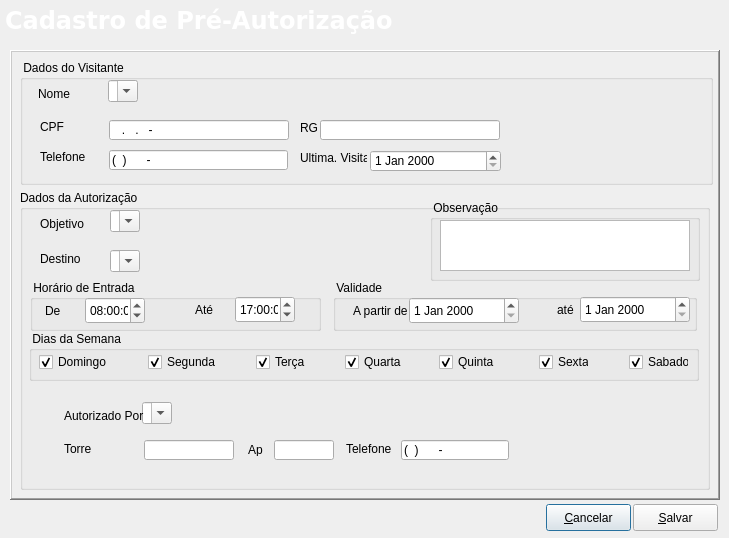
Before: the Qt Designer form Projects/Blink/Plugins/visit/editpreaut.ui in MarcoBueno1/qrad, drawn with Qt 5.
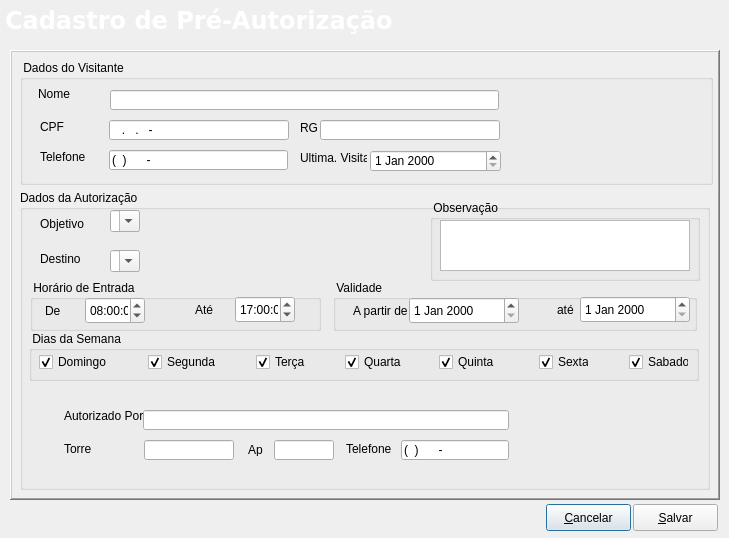
After: the same form once the commit is applied. Icons and pictures are not drawn. Custom widgets are drawn as their Qt base class.

```diff
--- a/Projects/Blink/Plugins/visit/editpreaut.ui
+++ b/Projects/Blink/Plugins/visit/editpreaut.ui
@@ -44,27 +44,6 @@
     <property name="title">
      <string> Dados do Visitante </string>
     </property>
-    <widget class="SComboBox" name="CmbBxvisit">
-     <property name="geometry">
-      <rect>
-       <x>88</x>
-       <y>20</y>
-       <width>27</width>
-       <height>20</height>
-      </rect>
-     </property>
-     <property name="editable">
-      <bool>true</bool>
-     </property>
-     <property name="sizeAdjustPolicy">
-      <enum>QComboBox::AdjustToContents</enum>
-     </property>
-     <item>
-      <property name="text">
-       <string/>
-      </property>
-     </item>
-    </widget>
     <widget class="QLabel" name="Lblvisit">
      <property name="geometry">
       <rect>
@@ -195,6 +174,16 @@
       <bool>true</bool>
      </property>
     </widget>
+    <widget class="QRadLineEditCompleter" name="lineEditVisit">
+     <property name="geometry">
+      <rect>
+       <x>90</x>
+       <y>30</y>
+       <width>389</width>
+       <height>20</height>
+      </rect>
+     </property>
+    </widget>
    </widget>
    <widget class="QGroupBox" name="groupBox_2">
     <property name="geometry">
@@ -522,27 +511,6 @@
       </property>
      </widget>
     </widget>
-    <widget class="SComboBox" name="CmbBxauthorizer">
-     <property name="geometry">
-      <rect>
-       <x>122</x>
-       <y>212</y>
-       <width>27</width>
-       <height>20</height>
-      </rect>
-     </property>
-     <property name="editable">
-      <bool>true</bool>
-     </property>
-     <property name="sizeAdjustPolicy">
-      <enum>QComboBox::AdjustToContents</enum>
-     </property>
-     <item>
-      <property name="text">
-       <string/>
-      </property>
-     </item>
-    </widget>
     <widget class="QLabel" name="Lblauthorizer">
      <property name="geometry">
       <rect>
@@ -681,6 +649,16 @@
       <bool>true</bool>
      </property>
     </widget>
+    <widget class="QRadLineEditCompleter" name="lineEditAuthorizer">
+     <property name="geometry">
+      <rect>
+       <x>123</x>
+       <y>220</y>
+       <width>366</width>
+       <height>20</height>
+      </rect>
+     </property>
+    </widget>
    </widget>
   </widget>
   <widget class="QFrame" name="topmenu">
@@ -964,6 +942,11 @@
    <extends>QComboBox</extends>
    <header location="global">scombobox.h</header>
   </customwidget>
+  <customwidget>
+   <class>QRadLineEditCompleter</class>
+   <extends>QLineEdit</extends>
+   <header location="global">qradlineeditcompleter.h</header>
+  </customwidget>
  </customwidgets>
  <tabstops>
   <tabstop>CmbBxvisit</tabstop>
```
Left out of the diff: 3 changed lines with no effect on the pictures.
